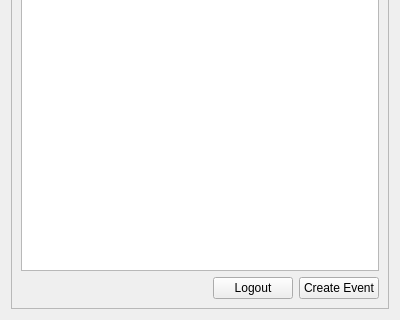
Above: src/mobile-app/mainpage.ui from Aesylwinn/software-engineering before the change; both pictures show x 0 to 400 and y 480 to 800 of the 400 by 800 pixel window. Below: the same form after it.
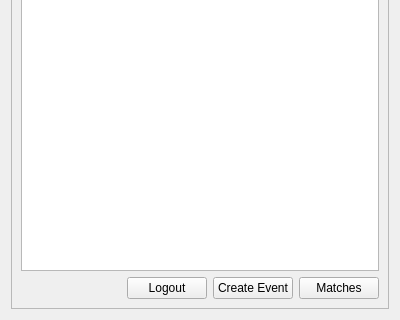
That is the form after the change.

Commit message: Mobile app: view matches

```diff
--- a/src/mobile-app/mainpage.ui
+++ b/src/mobile-app/mainpage.ui
@@ -81,6 +81,13 @@
            </property>
           </widget>
          </item>
+         <item>
+          <widget class="QPushButton" name="matchesButton">
+           <property name="text">
+            <string>Matches</string>
+           </property>
+          </widget>
+         </item>
         </layout>
        </item>
       </layout>
```
The commit also changes 11 other files.
